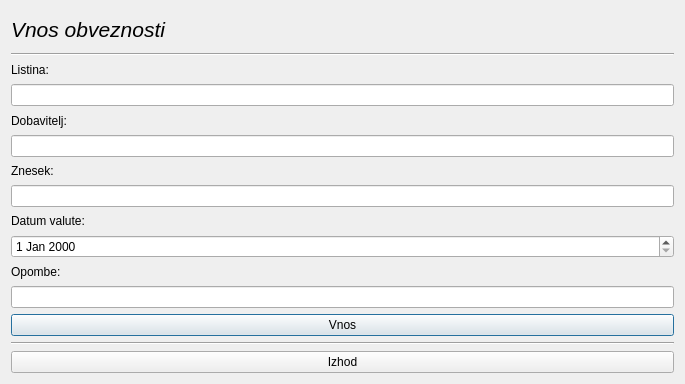
First picture: the form in vnosobveznosti.ui, repository MaxMaxy/racun, before the edit.
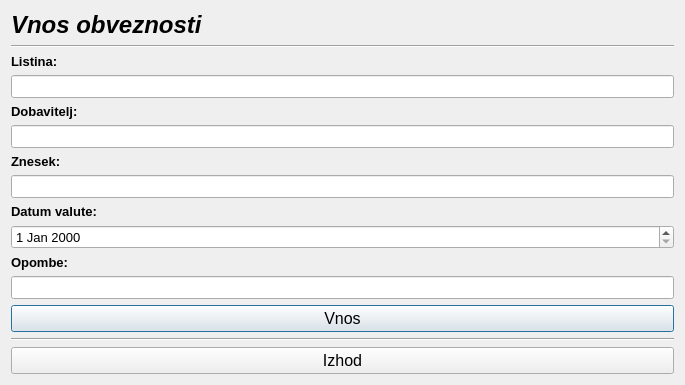
Second picture: the form after the edit.

```diff
--- a/vnosobveznosti.ui
+++ b/vnosobveznosti.ui
@@ -20,8 +20,11 @@
       <widget class="QLabel" name="label">
        <property name="font">
         <font>
-         <pointsize>16</pointsize>
+         <family>MS Sans Serif</family>
+         <pointsize>18</pointsize>
+         <weight>75</weight>
          <italic>true</italic>
+         <bold>true</bold>
         </font>
        </property>
        <property name="text">
@@ -42,6 +45,14 @@
     <layout class="QVBoxLayout" name="verticalLayout_2">
      <item>
       <widget class="QLabel" name="label_2">
+       <property name="font">
+        <font>
+         <family>MS Sans Serif</family>
+         <pointsize>10</pointsize>
+         <weight>75</weight>
+         <bold>true</bold>
+        </font>
+       </property>
        <property name="text">
         <string>Listina:</string>
        </property>
@@ -51,7 +62,14 @@
       </widget>
      </item>
      <item>
-      <widget class="QLineEdit" name="lineEdit_listina"/>
+      <widget class="QLineEdit" name="lineEdit_listina">
+       <property name="font">
+        <font>
+         <family>MS Sans Serif</family>
+         <pointsize>10</pointsize>
+        </font>
+       </property>
+      </widget>
      </item>
     </layout>
    </item>
@@ -59,6 +77,14 @@
     <layout class="QVBoxLayout" name="verticalLayout_3">
      <item>
       <widget class="QLabel" name="label_3">
+       <property name="font">
+        <font>
+         <family>MS Sans Serif</family>
+         <pointsize>10</pointsize>
+         <weight>75</weight>
+         <bold>true</bold>
+        </font>
+       </property>
        <property name="text">
         <string>Dobavitelj:</string>
        </property>
@@ -68,7 +94,14 @@
       </widget>
      </item>
      <item>
-      <widget class="QLineEdit" name="lineEdit_dobavitelj"/>
+      <widget class="QLineEdit" name="lineEdit_dobavitelj">
+       <property name="font">
+        <font>
+         <family>MS Sans Serif</family>
+         <pointsize>10</pointsize>
+        </font>
+       </property>
+      </widget>
      </item>
     </layout>
    </item>
@@ -76,6 +109,14 @@
     <layout class="QVBoxLayout" name="verticalLayout_4">
      <item>
       <widget class="QLabel" name="label_4">
+       <property name="font">
+        <font>
+         <family>MS Sans Serif</family>
+         <pointsize>10</pointsize>
+         <weight>75</weight>
+         <bold>true</bold>
+        </font>
+       </property>
        <property name="text">
         <string>Znesek:</string>
        </property>
@@ -85,7 +126,14 @@
       </widget>
      </item>
      <item>
-      <widget class="QLineEdit" name="lineEdit_znesek"/>
+      <widget class="QLineEdit" name="lineEdit_znesek">
+       <property name="font">
+        <font>
+         <family>MS Sans Serif</family>
+         <pointsize>10</pointsize>
+        </font>
+       </property>
+      </widget>
      </item>
     </layout>
    </item>
@@ -93,6 +141,14 @@
     <layout class="QVBoxLayout" name="verticalLayout_5">
      <item>
       <widget class="QLabel" name="label_5">
+       <property name="font">
+        <font>
+         <family>MS Sans Serif</family>
+         <pointsize>10</pointsize>
+         <weight>75</weight>
+         <bold>true</bold>
+        </font>
+       </property>
        <property name="text">
         <string>Datum valute:</string>
        </property>
@@ -102,7 +158,14 @@
       </widget>
      </item>
      <item>
-      <widget class="QDateEdit" name="dateEdit_valute"/>
+      <widget class="QDateEdit" name="dateEdit_valute">
+       <property name="font">
+        <font>
+         <family>MS Sans Serif</family>
+         <pointsize>10</pointsize>
+        </font>
+       </property>
+      </widget>
      </item>
     </layout>
    </item>
@@ -110,6 +173,14 @@
     <layout class="QVBoxLayout" name="verticalLayout_8">
      <item>
       <widget class="QLabel" name="label_8">
+       <property name="font">
+        <font>
+         <family>MS Sans Serif</family>
+         <pointsize>10</pointsize>
+         <weight>75</weight>
+         <bold>true</bold>
+        </font>
+       </property>
        <property name="text">
         <string>Opombe:</string>
        </property>
@@ -119,12 +190,25 @@
       </widget>
      </item>
      <item>
-      <widget class="QLineEdit" name="lineEdit_opombe"/>
+      <widget class="QLineEdit" name="lineEdit_opombe">
+       <property name="font">
+        <font>
+         <family>MS Sans Serif</family>
+         <pointsize>10</pointsize>
+        </font>
+       </property>
+      </widget>
      </item>
     </layout>
    </item>
    <item row="6" column="0">
     <widget class="QPushButton" name="pushButton_vnos">
+     <property name="font">
+      <font>
+       <family>MS Sans Serif</family>
+       <pointsize>12</pointsize>
+      </font>
+     </property>
      <property name="text">
       <string>Vnos</string>
      </property>
@@ -141,6 +225,12 @@
      </item>
      <item>
       <widget class="QPushButton" name="pushButton_izhod">
+       <property name="font">
+        <font>
+         <family>MS Sans Serif</family>
+         <pointsize>12</pointsize>
+        </font>
+       </property>
        <property name="text">
         <string>Izhod</string>
        </property>
```
